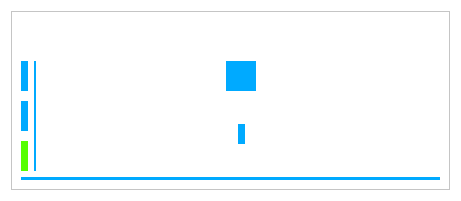
The window that archiveddoc.ui (ashraf-kx/maktaba-assistant) describes before a commit, drawn with Qt 5.
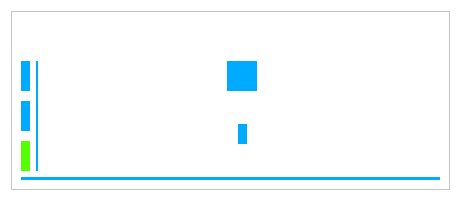
The same window after the commit. Icons and pictures are not drawn.

The edit to the form file:
```diff
--- a/archiveddoc.ui
+++ b/archiveddoc.ui
@@ -25,6 +25,12 @@
   <layout class="QVBoxLayout" name="verticalLayout_3">
    <item>
     <widget class="QFrame" name="frame">
+     <property name="font">
+      <font>
+       <family>Titillium Web</family>
+       <pointsize>11</pointsize>
+      </font>
+     </property>
      <property name="styleSheet">
       <string notr="true">QFrame{
 	background-color: rgb(255, 255, 255);
@@ -121,6 +127,12 @@
               <height>30</height>
              </size>
             </property>
+            <property name="font">
+             <font>
+              <family>Titillium Web</family>
+              <pointsize>11</pointsize>
+             </font>
+            </property>
             <property name="whatsThis">
              <string>هل تم انجاز كل الصفحات</string>
             </property>
@@ -149,6 +161,12 @@
               <height>30</height>
              </size>
             </property>
+            <property name="font">
+             <font>
+              <family>Titillium Web</family>
+              <pointsize>11</pointsize>
+             </font>
+            </property>
             <property name="toolTip">
              <string>هل تم طباعة الوثيقة</string>
             </property>
@@ -177,6 +195,12 @@
               <height>30</height>
              </size>
             </property>
+            <property name="font">
+             <font>
+              <family>Titillium Web</family>
+              <pointsize>11</pointsize>
+             </font>
+            </property>
             <property name="toolTip">
              <string>هل تم الدفع كليا</string>
             </property>
@@ -214,6 +238,12 @@
             <height>16777215</height>
            </size>
           </property>
+          <property name="font">
+           <font>
+            <family>Titillium Web</family>
+            <pointsize>11</pointsize>
+           </font>
+          </property>
           <property name="styleSheet">
            <string notr="true">background-color: rgb(0, 170, 255);</string>
           </property>
@@ -228,6 +258,12 @@
            <layout class="QHBoxLayout" name="horizontalLayout">
             <item>
              <spacer name="horizontalSpacer_3">
+              <property name="font">
+               <font>
+                <family>Titillium Web</family>
+                <pointsize>11</pointsize>
+               </font>
+              </property>
               <property name="orientation">
                <enum>Qt::Horizontal</enum>
               </property>
@@ -253,6 +289,12 @@
                 <height>30</height>
                </size>
               </property>
+              <property name="font">
+               <font>
+                <family>Titillium Web</family>
+                <pointsize>11</pointsize>
+               </font>
+              </property>
               <property name="styleSheet">
                <string notr="true">QLabel
 {
@@ -275,6 +317,12 @@
             </item>
             <item>
              <spacer name="horizontalSpacer">
+              <property name="font">
+               <font>
+                <family>Titillium Web</family>
+                <pointsize>11</pointsize>
+               </font>
+              </property>
               <property name="orientation">
                <enum>Qt::Horizontal</enum>
               </property>
@@ -292,7 +340,8 @@
            <widget class="QLabel" name="Lb_nameClient">
             <property name="font">
              <font>
-              <pointsize>10</pointsize>
+              <family>Titillium Web</family>
+              <pointsize>11</pointsize>
               <weight>75</weight>
               <bold>true</bold>
              </font>
@@ -309,6 +358,12 @@
            <layout class="QHBoxLayout" name="horizontalLayout_3">
             <item>
              <spacer name="horizontalSpacer_4">
+              <property name="font">
+               <font>
+                <family>Titillium Web</family>
+                <pointsize>11</pointsize>
+               </font>
+              </property>
               <property name="orientation">
                <enum>Qt::Horizontal</enum>
               </property>
@@ -328,6 +383,12 @@
                 <height>30</height>
                </size>
               </property>
+              <property name="font">
+               <font>
+                <family>Titillium Web</family>
+                <pointsize>11</pointsize>
+               </font>
+              </property>
               <property name="styleSheet">
                <string notr="true">QLabel
 {
@@ -347,6 +408,12 @@
             </item>
             <item>
              <spacer name="horizontalSpacer_5">
+              <property name="font">
+               <font>
+                <family>Titillium Web</family>
+                <pointsize>11</pointsize>
+               </font>
+              </property>
               <property name="orientation">
                <enum>Qt::Horizontal</enum>
               </property>
@@ -370,7 +437,8 @@
             </property>
             <property name="font">
              <font>
-              <pointsize>9</pointsize>
+              <family>Titillium Web</family>
+              <pointsize>11</pointsize>
               <weight>75</weight>
               <bold>true</bold>
              </font>
```
Left out of the diff: 18 changed lines with no effect on the pictures.
